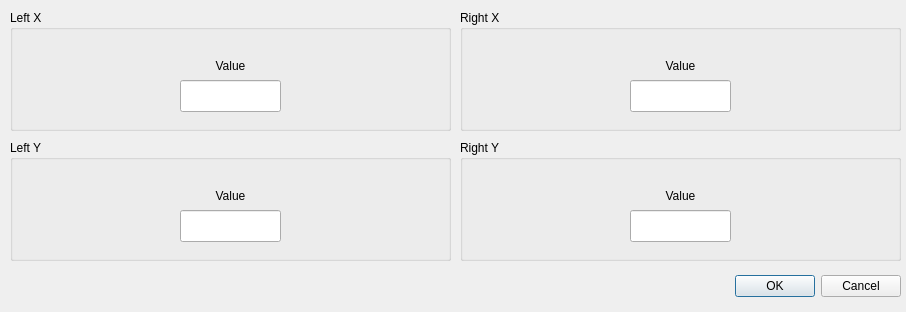
First picture: the form in linux/dialogarmingmodesettings.ui, repository houdini22/drone_blackbox, before the edit.
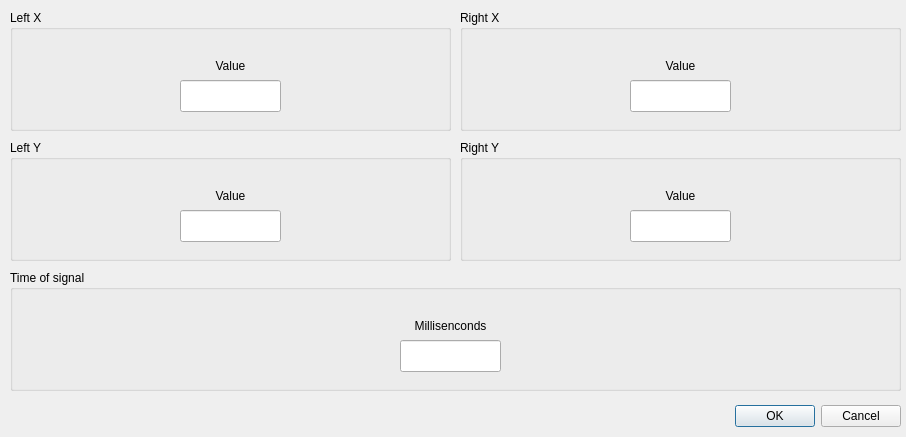
Second picture: the form after the edit.

Diff of the .ui file:
```diff
--- a/linux/dialogarmingmodesettings.ui
+++ b/linux/dialogarmingmodesettings.ui
@@ -7,7 +7,7 @@
     <x>0</x>
     <y>0</y>
     <width>906</width>
-    <height>312</height>
+    <height>437</height>
    </rect>
   </property>
   <property name="windowTitle">
@@ -17,7 +17,7 @@
    <property name="geometry">
     <rect>
      <x>550</x>
-     <y>270</y>
+     <y>400</y>
      <width>351</width>
      <height>32</height>
     </rect>
@@ -185,6 +185,48 @@
     </property>
    </widget>
   </widget>
+  <widget class="QGroupBox" name="groupBox_4">
+   <property name="geometry">
+    <rect>
+     <x>10</x>
+     <y>270</y>
+     <width>891</width>
+     <height>121</height>
+    </rect>
+   </property>
+   <property name="title">
+    <string>Time of signal</string>
+   </property>
+   <widget class="QLabel" name="label_8">
+    <property name="geometry">
+     <rect>
+      <x>380</x>
+      <y>40</y>
+      <width>121</width>
+      <height>31</height>
+     </rect>
+    </property>
+    <property name="text">
+     <string>Millisenconds</string>
+    </property>
+    <property name="alignment">
+     <set>Qt::AlignCenter</set>
+    </property>
+   </widget>
+   <widget class="QLineEdit" name="inputTimeOfSignal">
+    <property name="geometry">
+     <rect>
+      <x>390</x>
+      <y>70</y>
+      <width>101</width>
+      <height>32</height>
+     </rect>
+    </property>
+    <property name="text">
+     <string/>
+    </property>
+   </widget>
+  </widget>
  </widget>
  <resources/>
  <connections>
```
